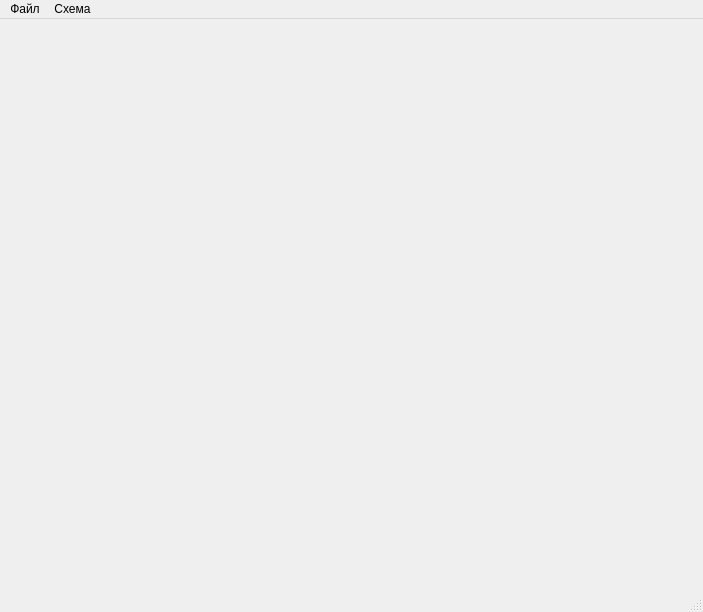
Qt form Source/mainwindow.ui (Orontin/ProjectFenics) before a commit.
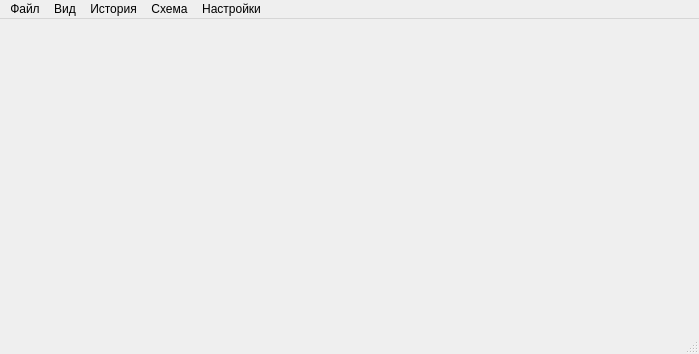
The same form after that commit.

Patch:
```diff
--- a/Source/mainwindow.ui
+++ b/Source/mainwindow.ui
@@ -6,8 +6,8 @@
    <rect>
     <x>0</x>
     <y>0</y>
-    <width>703</width>
-    <height>612</height>
+    <width>699</width>
+    <height>354</height>
    </rect>
   </property>
   <property name="windowTitle">
@@ -21,7 +21,7 @@
     <rect>
      <x>0</x>
      <y>0</y>
-     <width>703</width>
+     <width>699</width>
      <height>17</height>
     </rect>
    </property>
@@ -45,9 +45,35 @@
     <addaction name="deleteOpenScheme"/>
     <addaction name="separator"/>
     <addaction name="separator"/>
+    <addaction name="settingsOpenScheme"/>
+   </widget>
+   <widget class="QMenu" name="settings">
+    <property name="title">
+     <string>Настройки</string>
+    </property>
+    <widget class="QMenu" name="settingsScheme">
+     <property name="title">
+      <string>Схем</string>
+     </property>
+    </widget>
+    <addaction name="settingsShortcut"/>
+    <addaction name="settingsScheme"/>
+   </widget>
+   <widget class="QMenu" name="view">
+    <property name="title">
+     <string>Вид</string>
+    </property>
+   </widget>
+   <widget class="QMenu" name="history">
+    <property name="title">
+     <string>История</string>
+    </property>
    </widget>
    <addaction name="file"/>
+   <addaction name="view"/>
+   <addaction name="history"/>
    <addaction name="scheme"/>
+   <addaction name="settings"/>
   </widget>
   <widget class="QStatusBar" name="statusbar"/>
   <action name="openFile">
```
Left out of the diff: 16 changed lines with no effect on the pictures.
